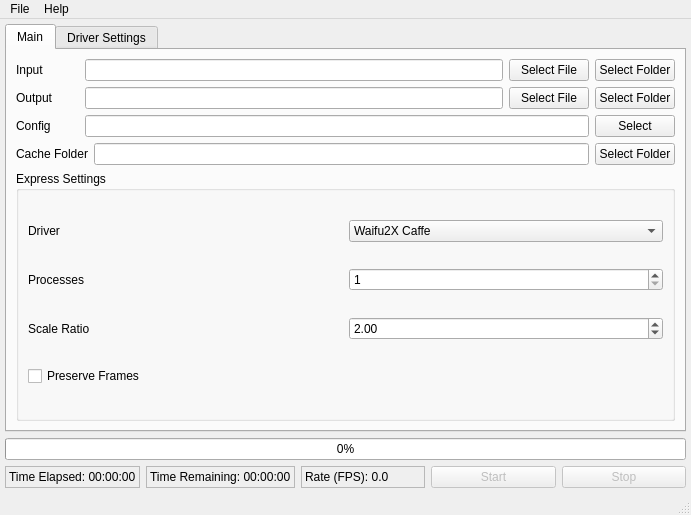
Old version of the form src/video2x_gui.ui in the repository k4yt3x/video2x.
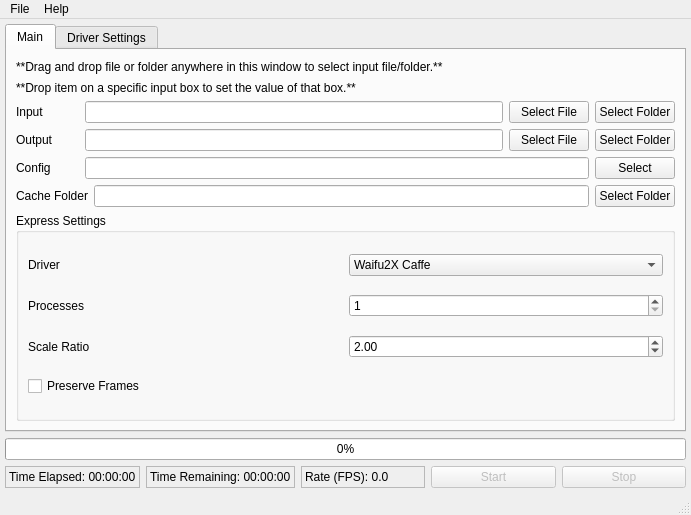
New version of the form.

Commit message: added file drag and drop to GUI

Diff of the .ui file:
```diff
--- a/src/video2x_gui.ui
+++ b/src/video2x_gui.ui
@@ -37,6 +37,44 @@
         <string>Main</string>
        </attribute>
        <layout class="QVBoxLayout" name="verticalLayout_8">
+        <item>
+         <widget class="QLabel" name="dragDropLabelTop">
+          <property name="maximumSize">
+           <size>
+            <width>16777215</width>
+            <height>15</height>
+           </size>
+          </property>
+          <property name="frameShape">
+           <enum>QFrame::NoFrame</enum>
+          </property>
+          <property name="text">
+           <string>**Drag and drop file or folder anywhere in this window to select input file/folder.**</string>
+          </property>
+          <property name="textFormat">
+           <enum>Qt::MarkdownText</enum>
+          </property>
+          <property name="wordWrap">
+           <bool>false</bool>
+          </property>
+         </widget>
+        </item>
+        <item>
+         <widget class="QLabel" name="dragDropLabelBottom">
+          <property name="maximumSize">
+           <size>
+            <width>16777215</width>
+            <height>15</height>
+           </size>
+          </property>
+          <property name="text">
+           <string>**Drop item on a specific input box to set the value of that box.**</string>
+          </property>
+          <property name="textFormat">
+           <enum>Qt::MarkdownText</enum>
+          </property>
+         </widget>
+        </item>
         <item>
          <layout class="QVBoxLayout" name="fileSelectionVerticalLayout">
           <item>
```
Left out of the diff: 9 changed lines with no effect on the pictures. The commit also changes 2 other files.
